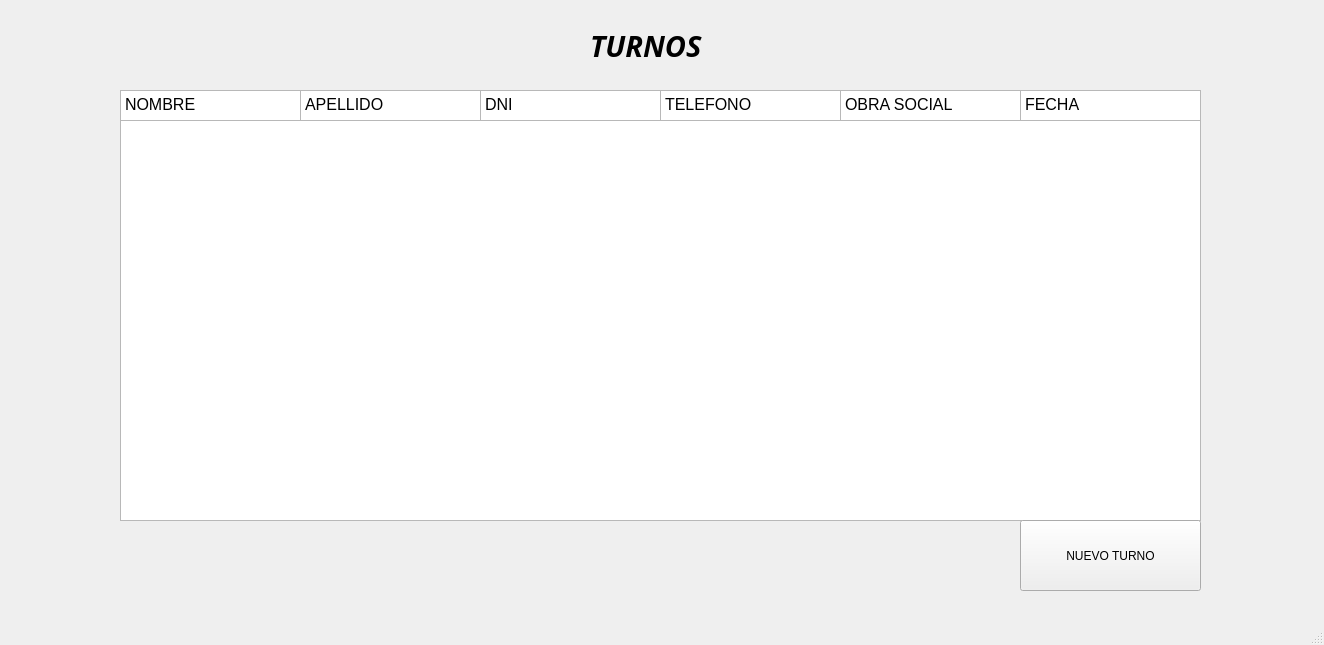
Old version of the form diseños_qt/recepcionista_historialturnos.ui in the repository FeliFaule/PROYECTO-FINAL.
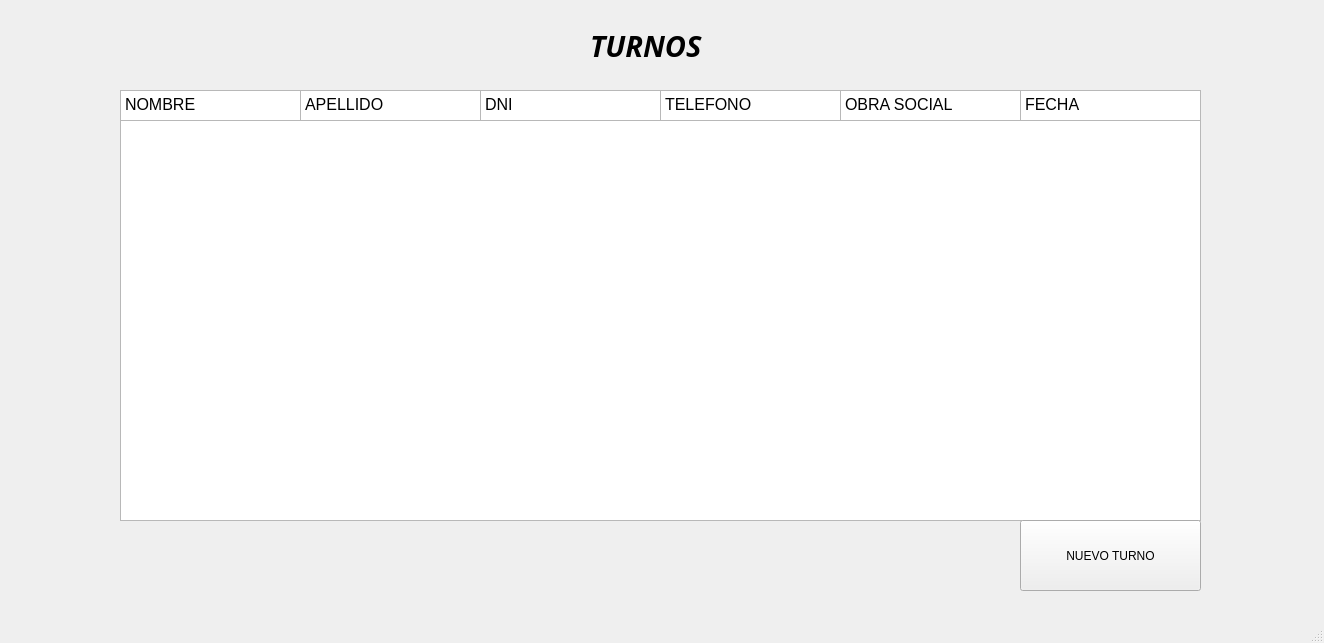
New version of the form.

```diff
--- a/diseños_qt/recepcionista_historialturnos.ui
+++ b/diseños_qt/recepcionista_historialturnos.ui
@@ -2,13 +2,17 @@
 <ui version="4.0">
  <class>MainWindow</class>
  <widget class="QMainWindow" name="MainWindow">
-  <property name="geometry">
-   <rect>
-    <x>0</x>
-    <y>0</y>
+  <property name="minimumSize">
+   <size>
     <width>1324</width>
-    <height>645</height>
-   </rect>
+    <height>643</height>
+   </size>
+  </property>
+  <property name="maximumSize">
+   <size>
+    <width>1324</width>
+    <height>643</height>
+   </size>
   </property>
   <property name="windowTitle">
    <string>MainWindow</string>
```
